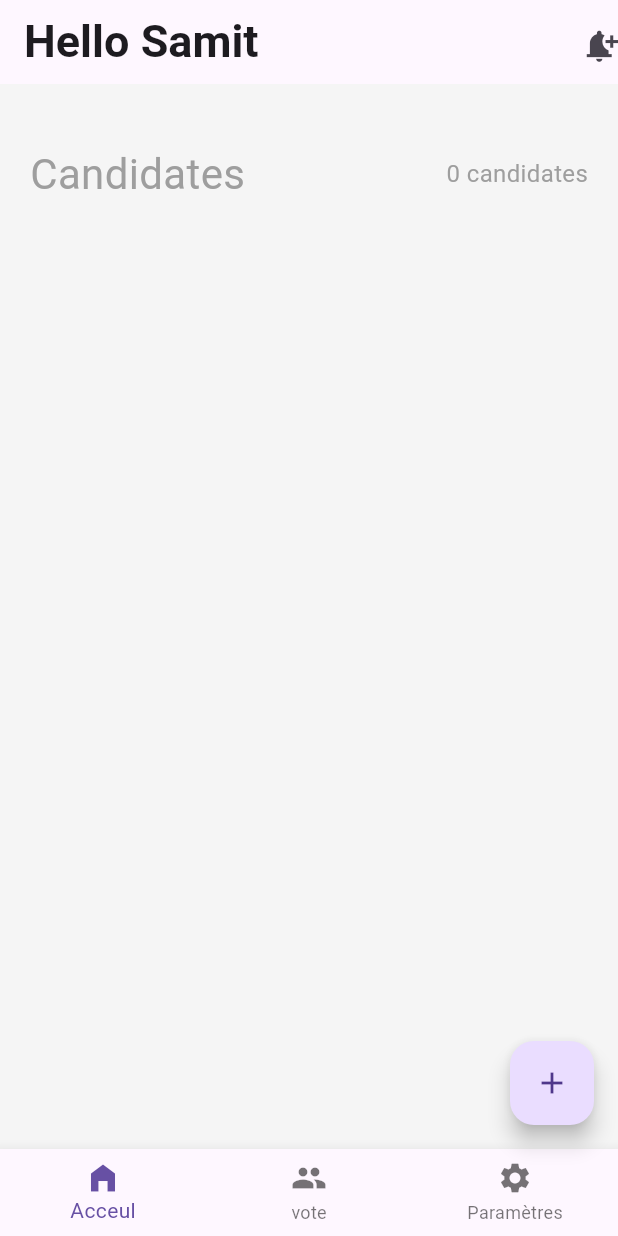
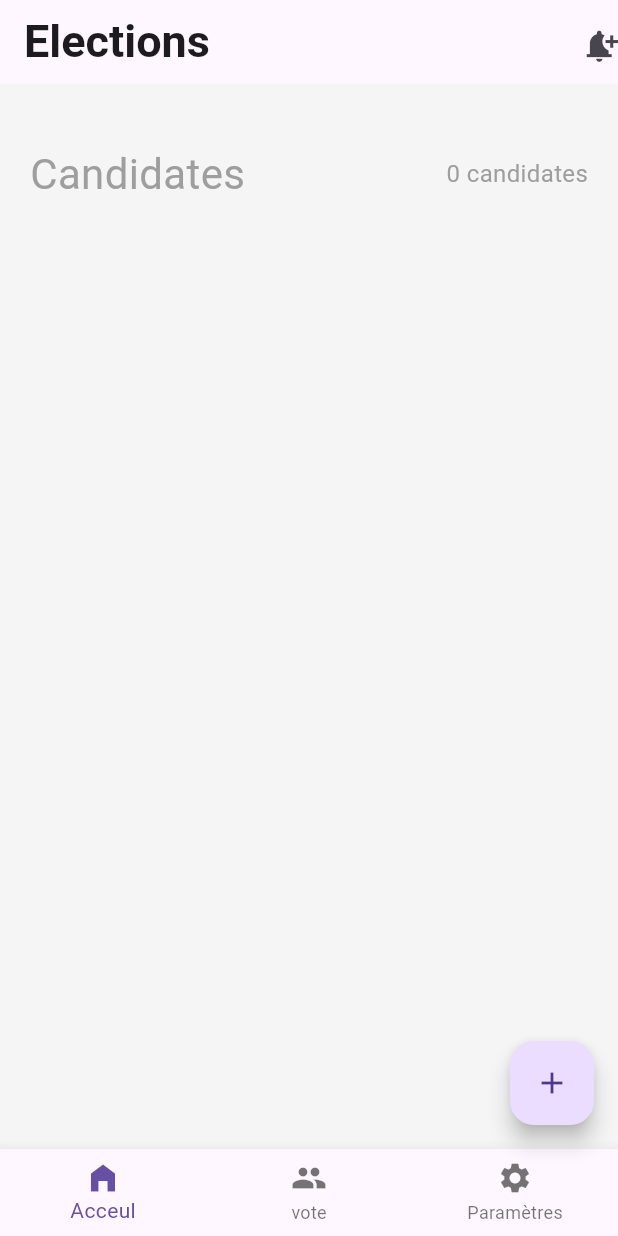
Before and after one commit to marcaureldev/ATCHADE-Sandrine-AHOUANDJINOU-Marc-Aurel, a Flutter app: the screen it shows after launch, on a phone screen of 412 x 824 dp. Run offline on Flutter 3.47's test engine with Material 3 defaults, Android fonts, the phone set to English and light mode, and no system bars; our stand-ins replace image_picker.

Commit message:
firs commit

```diff
--- a/lib/models/candidate.dart
+++ b/lib/models/candidate.dart
@@ -1,9 +1,12 @@
+import 'dart:io';
+
 class Candidate {
   String? name;
   String? surname;
   String? parti_politique;
   String? describe;
   DateTime? birthdate;
+  File? image;
 
 
   Candidate({this.name, this.surname,this.parti_politique, this.describe, this.birthdate});
--- a/lib/pages/canditatList.dart
+++ b/lib/pages/canditatList.dart
@@ -7,10 +7,10 @@ class CandidatList extends StatefulWidget {
   const CandidatList({super.key});
 
   @override
-  State<CandidatList> createState() => _FriendListPageState();
+  State<CandidatList> createState() => _CandidatListState();
 }
 
-class _FriendListPageState extends State<CandidatList> {
+class _CandidatListState extends State<CandidatList> {
   String name = "";
   bool liked = false;
   List<Candidate> candidates = [];
@@ -21,7 +21,7 @@ class _FriendListPageState extends State<CandidatList> {
       backgroundColor: Colors.grey.shade100,
       appBar: AppBar(
         title: Text(
-          "Hello Samit",
+          "Elections ",
           style: TextStyle(
             fontWeight: FontWeight.bold,
             fontSize: 30,
@@ -89,6 +89,11 @@ class _FriendListPageState extends State<CandidatList> {
                           Container(
                             decoration: BoxDecoration(
                               borderRadius: BorderRadius.circular(15),
+                              image: DecorationImage(
+                                  image: FileImage(
+                                    candidate.image!
+                                  )
+                                ),
                             ),
                             width: 80,
                             height: 80,
```
Also changed, not shown: lib/pages/formulaire_candidat.dart (+25 -10 lines).
